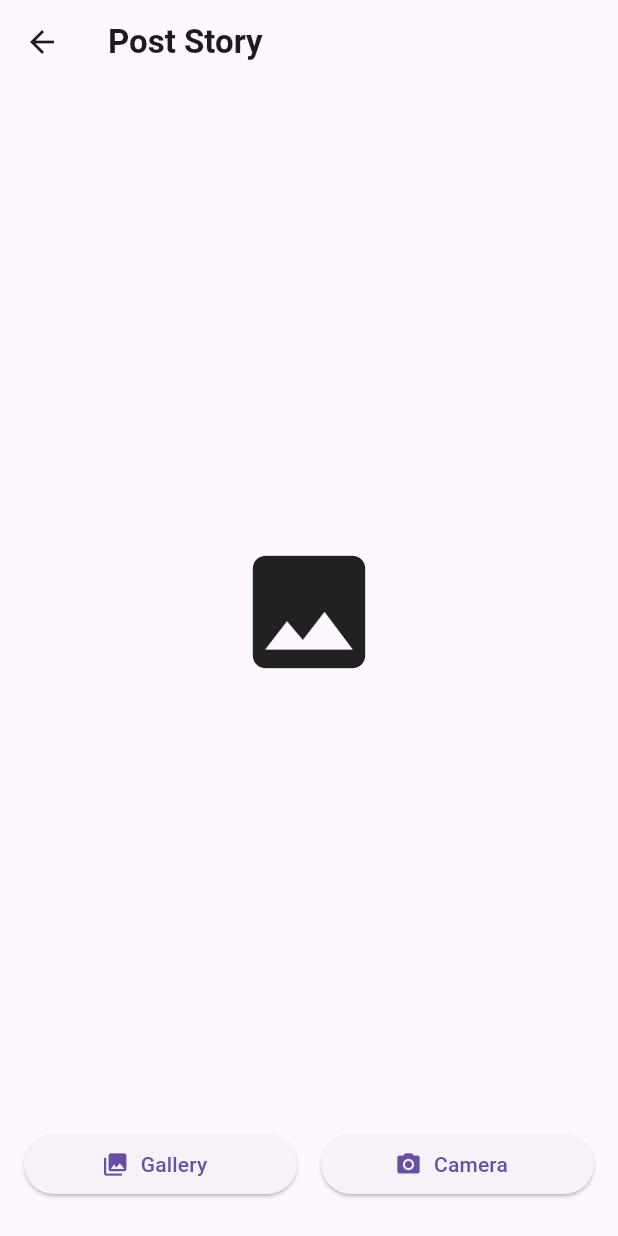
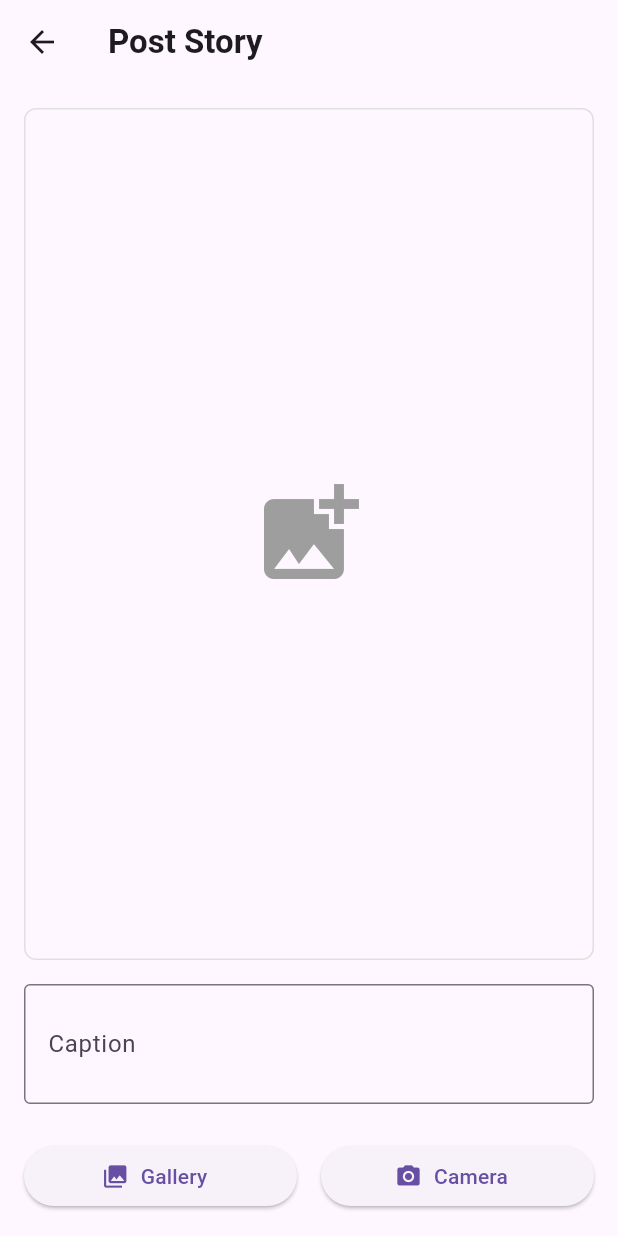
Before and after one commit to zehamless/storyapp, a Flutter app: the MediaScreen screen opened directly with empty values, on a phone screen of 412 x 824 dp. Run offline on Flutter 3.47's test engine with Material 3 defaults, Android fonts, the phone set to English and light mode, and no system bars; our stand-ins replace bloc, cached_network_image, equatable, faker, flutter_bloc, image_picker and 1 more; accounts and stored records are empty.

Commit message:
Enhance image upload feature by adding caption input and improving state management

```diff
--- a/lib/bloc/image_picker_bloc.dart
+++ b/lib/bloc/image_picker_bloc.dart
@@ -16,8 +16,9 @@ class ClearImageEvent extends ImagePickerEvent {}
 class UploadImageEvent extends ImagePickerEvent {
   final String imagePath;
   final XFile imageFile;
+  final String? caption;
 
-  UploadImageEvent(this.imagePath, this.imageFile);
+  UploadImageEvent(this.imagePath, this.imageFile, this.caption);
 }
 
 // States
--- a/lib/screen/media_screen.dart
+++ b/lib/screen/media_screen.dart
@@ -17,6 +17,13 @@ class MediaScreen extends StatefulWidget {
 
 class _MediaScreenState extends State<MediaScreen> {
   final TextEditingController captionController = TextEditingController();
+  final formKey = GlobalKey<FormState>();
+
+  @override
+  void dispose() {
+    captionController.dispose();
+    super.dispose();
+  }
 
   @override
   Widget build(BuildContext context) {
@@ -30,35 +37,97 @@ class _MediaScreenState extends State<MediaScreen> {
       body: BlocProvider(
         create: (context) => ImagePickerBloc(),
         child: BlocConsumer<ImagePickerBloc, ImagePickerState>(
+          listener: (context, state) {
+            if (state is ImageUploadSuccessState) {
+              ScaffoldMessenger.of(context).showSnackBar(
+                const SnackBar(content: Text("Image uploaded successfully!")),
+              );
+              widget.onClose();
+            } else if (state is ImageUploadErrorState) {
+              ScaffoldMessenger.of(
+                context,
+              ).showSnackBar(SnackBar(content: Text(state.errorMessage)));
+            }
+          },
           builder: (context, state) {
-            return Padding(
+            return Form(
+              key: formKey,
+              child: Padding(
                 padding: const EdgeInsets.all(16.0),
                 child: Column(
+                  crossAxisAlignment: CrossAxisAlignment.stretch,
                   children: [
                     Expanded(
-                    flex: 5,
-                    child: Center(child: _buildImagePreview(context, state)),
+                      flex: 4,
+                      child: _buildImagePreview(context, state),
                     ),
-                  if (state is ImagePickedState)
-                    Padding(
-                      padding: const EdgeInsets.symmetric(vertical: 8),
-                      child: ElevatedButton.icon(
-                        onPressed: () {
+                    const SizedBox(height: 16),
+
+                    TextFormField(
+                      controller: captionController,
+                      minLines: 2,
+                      maxLines: 3,
+                      decoration: const InputDecoration(
+                        labelText: "Caption",
+                        border: OutlineInputBorder(),
+                        hintText: "Write something about your image...",
+                      ),
+                      validator: (value) {
+                        if (value == null || value.isEmpty) {
+                          return "Please enter a caption";
+                        }
+                        return null;
+                      },
+                    ),
+                    const SizedBox(height: 16),
+
+                    if (state is ImagePickedState ||
+                        state is ImageUploadLoadingState)
+                      ElevatedButton.icon(
+                        onPressed:
+                            state is ImageUploadLoadingState
+                                ? null
+                                : () {
+                                  if (formKey.currentState!.validate()) {
                                     context.read<ImagePickerBloc>().add(
-                            UploadImageEvent(state.imagePath, state.imageFile),
+                                      UploadImageEvent(
+                                        (state as ImagePickedState).imagePath,
+                                        (state).imageFile,
+                                        captionController.text,
+                                      ),
                                     );
+                                  }
                                 },
-                        icon: const Icon(Icons.cloud_upload),
-                        label: const Text(
-                          "UPLOAD",
-                          style: TextStyle(fontWeight: FontWeight.bold),
+                        style: ElevatedButton.styleFrom(
+                          padding: const EdgeInsets.symmetric(vertical: 12),
+                          backgroundColor: Theme.of(context).primaryColor,
+                          foregroundColor: Colors.white,
+                        ),
+                        icon:
+                            state is ImageUploadLoadingState
+                                ? const SizedBox(
+                                  width: 24,
+                                  height: 24,
+                                  child: CircularProgressIndicator(
+                                    color: Colors.white,
+                                    strokeWidth: 2,
+                                  ),
+                                )
+                                : const Icon(
+                                  Icons.cloud_upload,
+                                  color: Colors.white,
+                                ),
+                        label: Text(
+                          state is ImageUploadLoadingState
+                              ? "UPLOADING..."
+                              : "UPLOAD",
+                          style: const TextStyle(fontWeight: FontWeight.bold),
                         ),
                       ),
-                    ),
-                  Padding(
-                    padding: const EdgeInsets.symmetric(vertical: 8),
-                    child: Row(
-                      mainAxisAlignment: MainAxisAlignment.spaceEvenly,
+                    const SizedBox(height: 8),
+
+                    // Gallery/Camera button row
+                    Row(
                       children: [
                         Expanded(
                           child: ElevatedButton.icon(
@@ -77,22 +146,10 @@ class _MediaScreenState extends State<MediaScreen> {
                         ),
                       ],
                     ),
-                  ),
                   ],
                 ),
+              ),
             );
-          },
-          listener: (context, state) {
-            if (state is ImageUploadSuccessState) {
-              ScaffoldMessenger.of(context).showSnackBar(
-                const SnackBar(content: Text("Image uploaded successfully!")),
-              );
-              widget.onClose();
-            } else if (state is ImageUploadErrorState) {
-              ScaffoldMessenger.of(
-                context,
-              ).showSnackBar(SnackBar(content: Text(state.errorMessage)));
-            }
           },
         ),
       ),
@@ -120,7 +177,10 @@ class _MediaScreenState extends State<MediaScreen> {
               ? state.imagePath
               : (state as ImageUploadSuccessState).imagePath;
 
-      return Stack(
+      return ClipRRect(
+        borderRadius: BorderRadius.circular(8),
+        child: Stack(
+          fit: StackFit.expand,
           children: [
             Image.file(File(imagePath), fit: BoxFit.cover),
             if (state is! ImageUploadLoadingState)
@@ -151,10 +211,25 @@ class _MediaScreenState extends State<MediaScreen> {
                 ),
               ),
             if (state is ImageUploadLoadingState)
-            const Center(child: CircularProgressIndicator(color: Colors.white)),
+              Container(
+                color: Colors.black.withOpacity(0.3),
+                child: const Center(
+                  child: CircularProgressIndicator(color: Colors.white),
+                ),
+              ),
           ],
+        ),
       );
     }
-    return const Icon(Icons.image, size: 100);
+
+    return Container(
+      decoration: BoxDecoration(
+        border: Border.all(color: Colors.grey.shade300),
+        borderRadius: BorderRadius.circular(8),
+      ),
+      child: const Center(
+        child: Icon(Icons.add_photo_alternate, size: 80, color: Colors.grey),
+      ),
+    );
   }
 }
```
Lines whose indentation alone changed are shown as unchanged.
